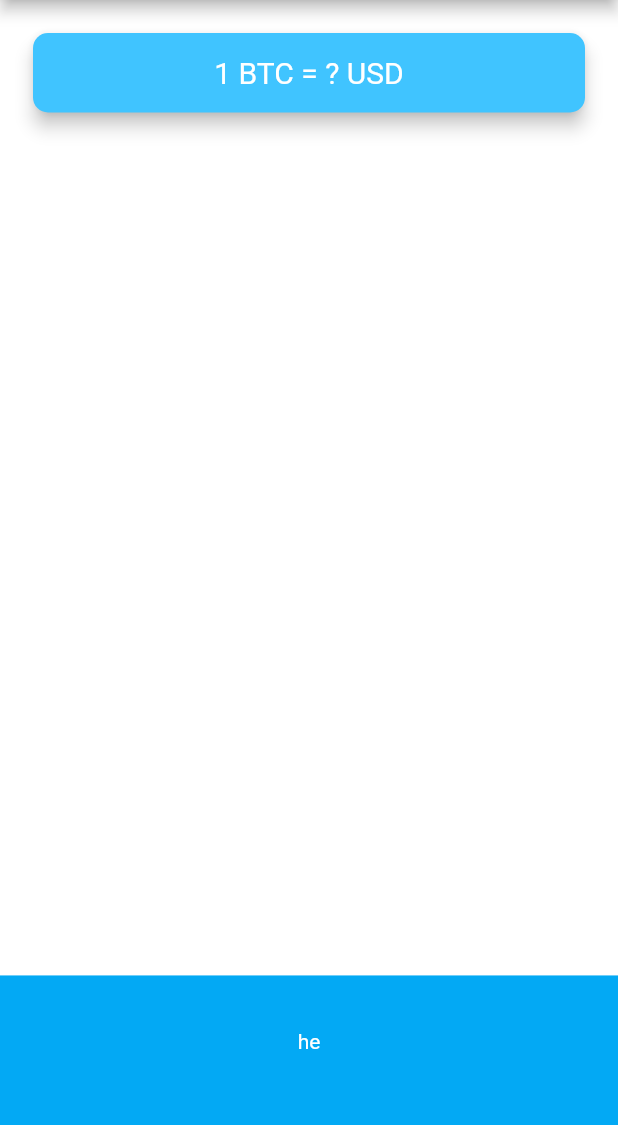
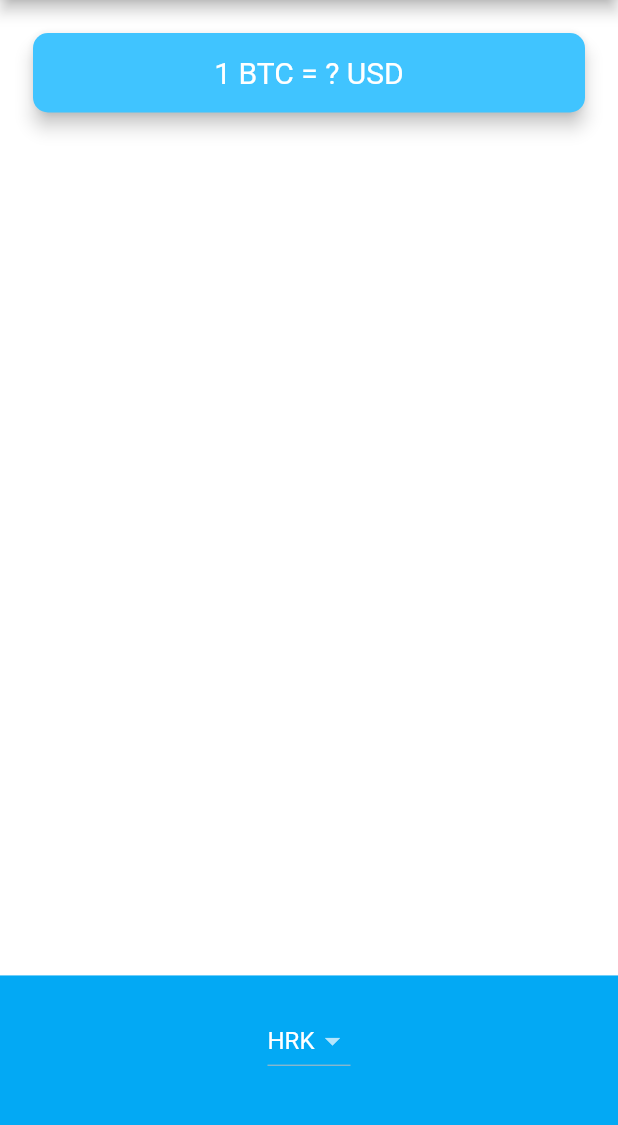
Before and after one commit to FilipLjubic/bitcoin_ticker, a Flutter app: the screen it shows after launch, on a phone screen of 412 x 824 dp, the part 84-1209 px from its top. Run offline on Flutter 3.47's test engine with Material 2 defaults, Android fonts, the phone set to English and light mode, and no system bars.

Commit message:
layout complete for both ios and android

```diff
--- /dev/null
+++ b/lib/coin_data.dart
@@ -0,0 +1,17 @@
+const List<String> currenciesList = [
+  'HRK',
+  'AUD',
+  'CAD',
+  'EUR',
+  'GBP',
+  'INR',
+  'JPY',
+  'RUB',
+  'USD',
+];
+
+const List<String> cryptoList = [
+  'BTC',
+  'ETH',
+  'LTC',
+];
--- a/lib/home.dart
+++ b/lib/home.dart
@@ -1,4 +1,7 @@
 import 'package:flutter/material.dart';
+import 'coin_data.dart';
+import 'package:flutter/cupertino.dart';
+import 'dart:io';
 
 class Home extends StatefulWidget {
   @override
@@ -6,6 +9,31 @@ class Home extends StatefulWidget {
 }
 
 class _HomeState extends State<Home> {
+  String selectedCurrency = 'HRK';
+
+  CupertinoPicker iOSpicker() {
+    return CupertinoPicker(
+      backgroundColor: Colors.lightBlue,
+      children: currenciesList.map((e) => Text(e)).toList(),
+      itemExtent: 32.0,
+      onSelectedItemChanged: (index) =>
+          selectedCurrency = currenciesList[index],
+    );
+  }
+
+  DropdownButton androidDropdown() {
+    return DropdownButton(
+      value: selectedCurrency,
+      items: currenciesList
+          .map((e) => DropdownMenuItem(
+                child: Text(e),
+                value: e,
+              ))
+          .toList(),
+      onChanged: (value) => setState(() => selectedCurrency = value),
+    );
+  }
+
   @override
   Widget build(BuildContext context) {
     var mediaQuery = MediaQuery.of(context);
@@ -52,7 +80,7 @@ class _HomeState extends State<Home> {
             height: mediaQuery.size.height / 7,
             padding: EdgeInsets.only(bottom: 30.0),
             color: Colors.lightBlue,
-            child: Text("he"),
+            child: Platform.isIOS ? iOSpicker() : androidDropdown(),
           ),
         ],
       ),
```
